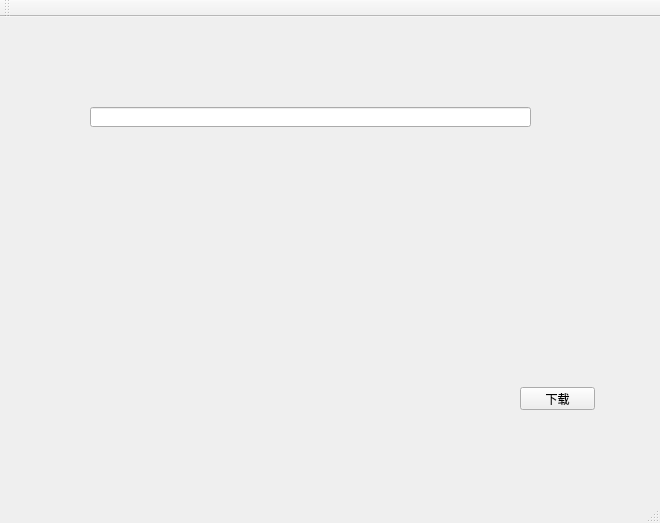
BoolYing/Multi-Thread_FileDown, file version3_2--MulThread_real_MoveToThread/mainwindow.ui: the form before one commit.
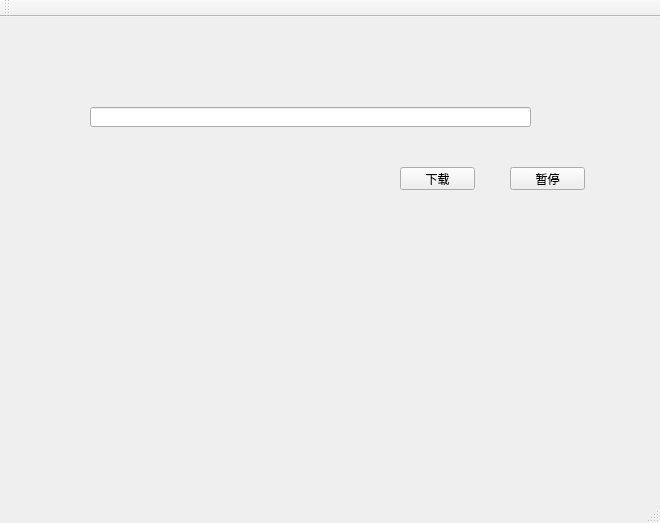
The form after the commit.

Patch:
```diff
--- a/version3_2--MulThread_real_MoveToThread/mainwindow.ui
+++ b/version3_2--MulThread_real_MoveToThread/mainwindow.ui
@@ -17,8 +17,8 @@
    <widget class="QPushButton" name="pushButton">
     <property name="geometry">
      <rect>
-      <x>520</x>
-      <y>370</y>
+      <x>400</x>
+      <y>150</y>
       <width>75</width>
       <height>23</height>
      </rect>
@@ -37,6 +37,19 @@
      </rect>
     </property>
    </widget>
+   <widget class="QPushButton" name="pushButton_2">
+    <property name="geometry">
+     <rect>
+      <x>510</x>
+      <y>150</y>
+      <width>75</width>
+      <height>23</height>
+     </rect>
+    </property>
+    <property name="text">
+     <string>暂停</string>
+    </property>
+   </widget>
   </widget>
   <widget class="QMenuBar" name="menuBar">
    <property name="geometry">
```
